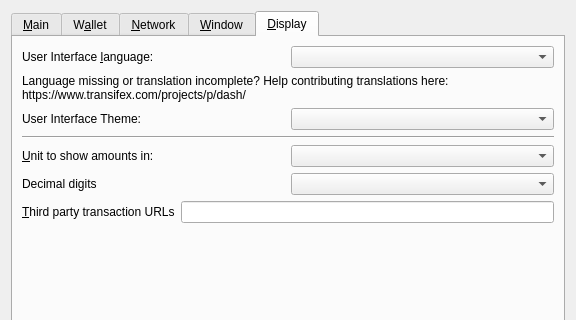
akshaynexus/pigeoncoin-dash, file src/qt/forms/optionsdialog.ui: the form before one commit; both pictures show x 0 to 576 and y 0 to 320 of the 576 by 463 pixel window.
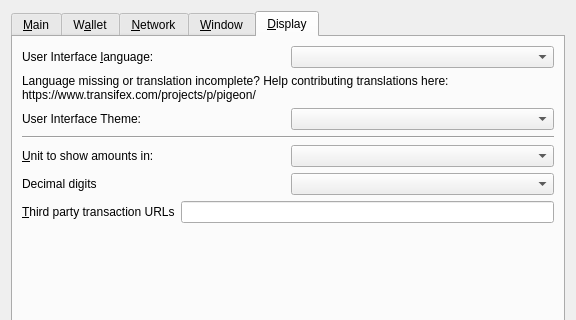
The form after the commit. The open tabs and pages were chosen to show the change. Custom widgets are drawn as their Qt base class.

```diff
--- a/src/qt/forms/optionsdialog.ui
+++ b/src/qt/forms/optionsdialog.ui
@@ -713,7 +713,7 @@
          </property>
          <property name="text">
           <string>Language missing or translation incomplete? Help contributing translations here:
-https://www.transifex.com/projects/p/dash/</string>
+https://www.transifex.com/projects/p/pigeon/</string>
          </property>
          <property name="wordWrap">
           <bool>true</bool>
```
